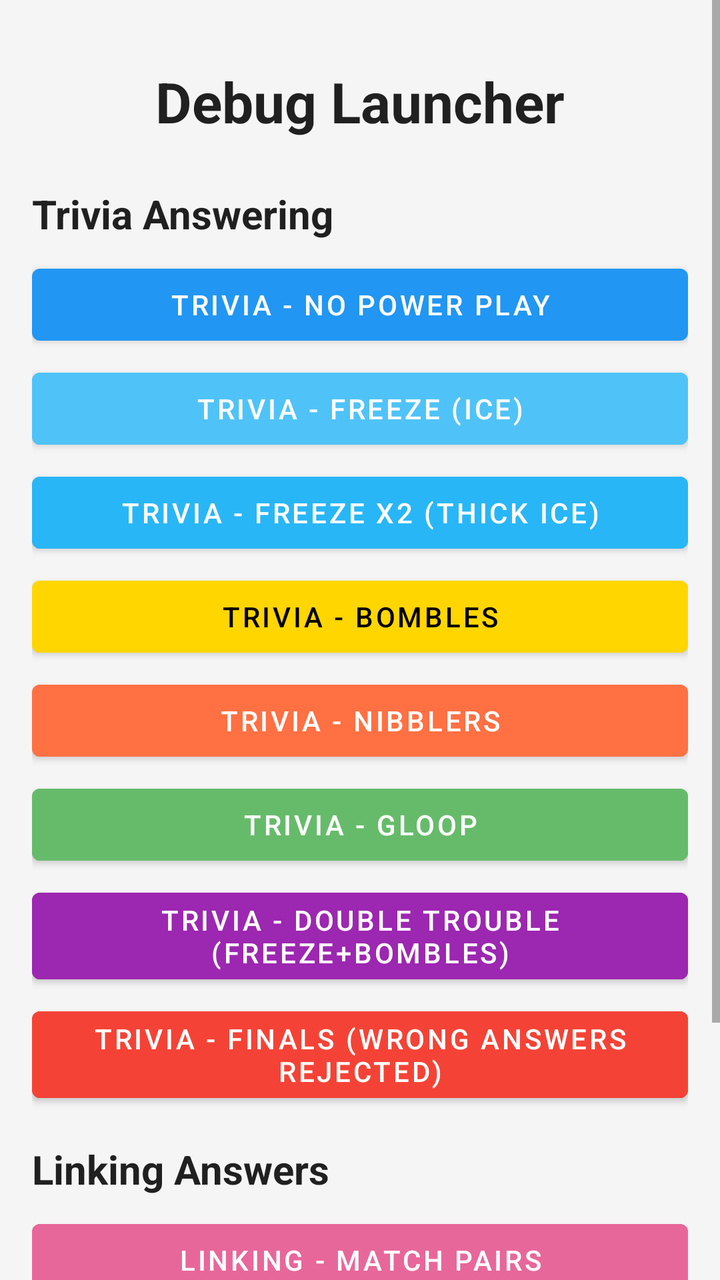
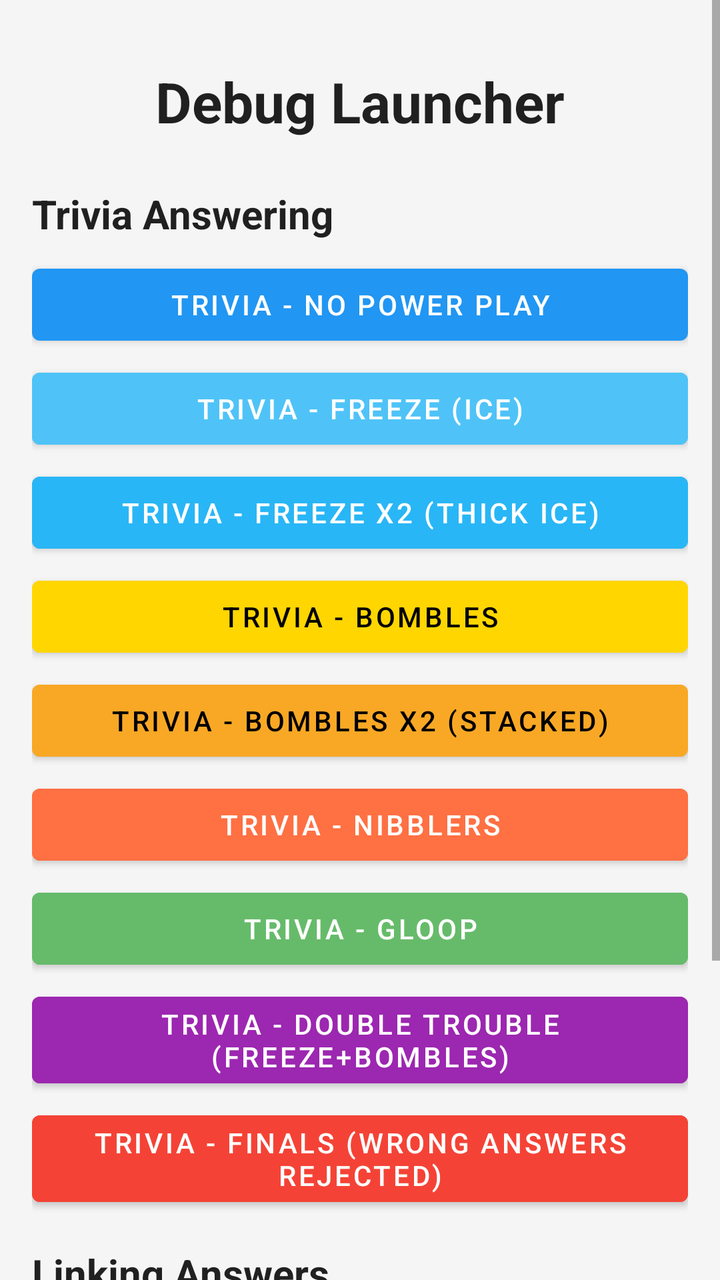

The first picture is an Android layout as it rendered before a commit; the second is the same layout after the commit. The layout source and the unified diff follow.
<!-- AndroidManifest.xml: application theme Theme.GameRemoteClient -->
<!-- res/layout/fragment_debug_launcher.xml -->
<?xml version="1.0" encoding="utf-8"?>
<ScrollView xmlns:android="http://schemas.android.com/apk/res/android"
    android:layout_width="match_parent"
    android:layout_height="match_parent"
    android:background="@color/background"
    android:fillViewport="true">

    <LinearLayout
        android:layout_width="match_parent"
        android:layout_height="wrap_content"
        android:orientation="vertical"
        android:padding="16dp">

        <TextView
            android:layout_width="match_parent"
            android:layout_height="wrap_content"
            android:text="Debug Launcher"
            android:textSize="28sp"
            android:textStyle="bold"
            android:textColor="@color/text_primary"
            android:gravity="center"
            android:layout_marginTop="16dp"
            android:layout_marginBottom="24dp" />

        
        <TextView
            android:layout_width="match_parent"
            android:layout_height="wrap_content"
            android:text="Trivia Answering"
            android:textSize="20sp"
            android:textStyle="bold"
            android:textColor="@color/text_primary"
            android:layout_marginBottom="8dp" />

        <com.google.android.material.button.MaterialButton
            android:id="@+id/btnTriviaNoEffect"
            android:layout_width="match_parent"
            android:layout_height="wrap_content"
            android:text="Trivia - No Power Play"
            android:layout_marginBottom="4dp" />

        <com.google.android.material.button.MaterialButton
            android:id="@+id/btnTriviaFreeze"
            android:layout_width="match_parent"
            android:layout_height="wrap_content"
            android:text="Trivia - Freeze (Ice)"
            android:backgroundTint="#4FC3F7"
            android:layout_marginBottom="4dp" />

        <com.google.android.material.button.MaterialButton
            android:id="@+id/btnTriviaFreezeDouble"
            android:layout_width="match_parent"
            android:layout_height="wrap_content"
            android:text="Trivia - Freeze x2 (Thick Ice)"
            android:backgroundTint="#29B6F6"
            android:layout_marginBottom="4dp" />

        <com.google.android.material.button.MaterialButton
            android:id="@+id/btnTriviaBombles"
            android:layout_width="match_parent"
            android:layout_height="wrap_content"
            android:text="Trivia - Bombles"
            android:backgroundTint="#FFD600"
            android:textColor="#000000"
            android:layout_marginBottom="4dp" />

        <com.google.android.material.button.MaterialButton
            android:id="@+id/btnTriviaNibblers"
            android:layout_width="match_parent"
            android:layout_height="wrap_content"
            android:text="Trivia - Nibblers"
            android:backgroundTint="#FF7043"
            android:layout_marginBottom="4dp" />

        <com.google.android.material.button.MaterialButton
            android:id="@+id/btnTriviaGloop"
            android:layout_width="match_parent"
            android:layout_height="wrap_content"
            android:text="Trivia - Gloop"
            android:backgroundTint="#66BB6A"
            android:layout_marginBottom="4dp" />

        <com.google.android.material.button.MaterialButton
            android:id="@+id/btnTriviaDoubleTrouble"
            android:layout_width="match_parent"
            android:layout_height="wrap_content"
            android:text="Trivia - Double Trouble (Freeze+Bombles)"
            android:backgroundTint="#9C27B0"
            android:layout_marginBottom="4dp" />

        <com.google.android.material.button.MaterialButton
            android:id="@+id/btnTriviaFinals"
            android:layout_width="match_parent"
            android:layout_height="wrap_content"
            android:text="Trivia - Finals (wrong answers rejected)"
            android:backgroundTint="#F44336"
            android:layout_marginBottom="16dp" />

        
        <TextView
            android:layout_width="match_parent"
            android:layout_height="wrap_content"
            android:text="Linking Answers"
            android:textSize="20sp"
            android:textStyle="bold"
            android:textColor="@color/text_primary"
            android:layout_marginBottom="8dp" />

        <com.google.android.material.button.MaterialButton
            android:id="@+id/btnLinking"
            android:layout_width="match_parent"
            android:layout_height="wrap_content"
            android:text="Linking - Match Pairs"
            android:backgroundTint="#E8679A"
            android:layout_marginBottom="16dp" />

        
        <TextView
            android:layout_width="match_parent"
            android:layout_height="wrap_content"
            android:text="Sorting Answers"
            android:textSize="20sp"
            android:textStyle="bold"
            android:textColor="@color/text_primary"
            android:layout_marginBottom="8dp" />

        <com.google.android.material.button.MaterialButton
            android:id="@+id/btnSorting"
            android:layout_width="match_parent"
            android:layout_height="wrap_content"
            android:text="Sorting - Sort Into Buckets"
            android:backgroundTint="#E8679A"
            android:layout_marginBottom="32dp" />

    </LinearLayout>
</ScrollView>
<!-- resources referenced by this layout -->
<resources>
  <color name="background">#FFF5F5F5</color>
  <color name="text_primary">#DE000000</color>
  <style name="Theme.GameRemoteClient" parent="Theme.MaterialComponents.DayNight.NoActionBar">
          <item name="colorPrimary">@color/primary</item>
          <item name="colorPrimaryDark">@color/primary_dark</item>
          <item name="colorAccent">@color/accent</item>
          <item name="android:windowBackground">@color/background</item>
          <item name="android:windowLayoutInDisplayCutoutMode">shortEdges</item>
      </style>
  <color name="primary">#FF2196F3</color>
  <color name="primary_dark">#FF1976D2</color>
  <color name="accent">#FFFF5722</color>
</resources>

<!-- the commit's change to res/layout/fragment_debug_launcher.xml (unified diff, before → after) -->
@@ -61,6 +61,15 @@
             android:layout_height="wrap_content"
             android:text="Trivia - Bombles"
             android:backgroundTint="#FFD600"
+            android:textColor="#000000"
+            android:layout_marginBottom="4dp" />
+
+        <com.google.android.material.button.MaterialButton
+            android:id="@+id/btnTriviaBombles2x"
+            android:layout_width="match_parent"
+            android:layout_height="wrap_content"
+            android:text="Trivia - Bombles x2 (stacked)"
+            android:backgroundTint="#F9A825"
             android:textColor="#000000"
             android:layout_marginBottom="4dp" />
 
